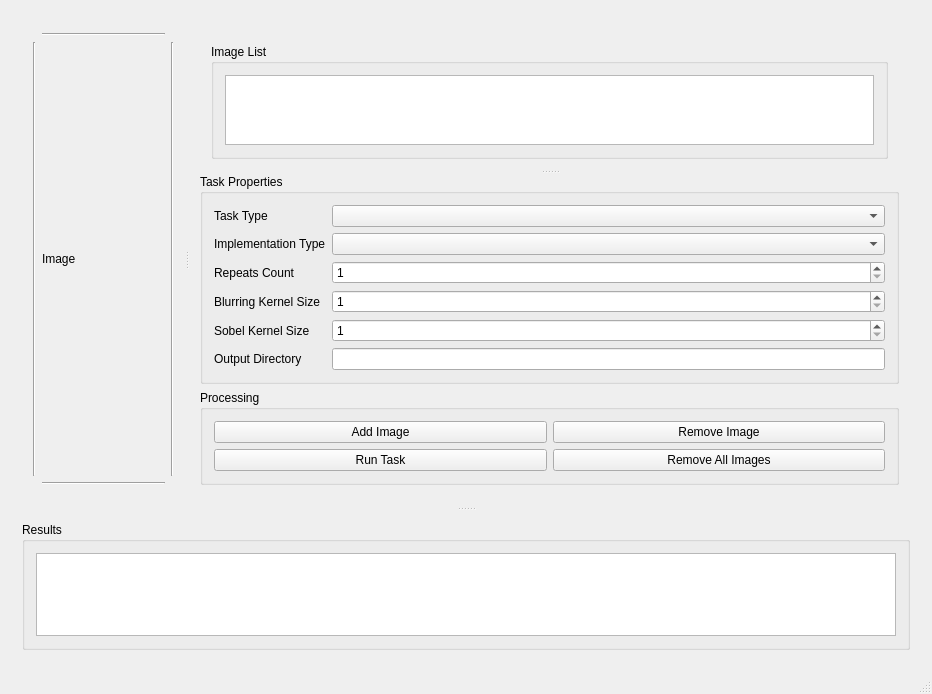
oleksandr-san/opencv_001, file qt_gui/qt_gui.ui: the form before one commit.
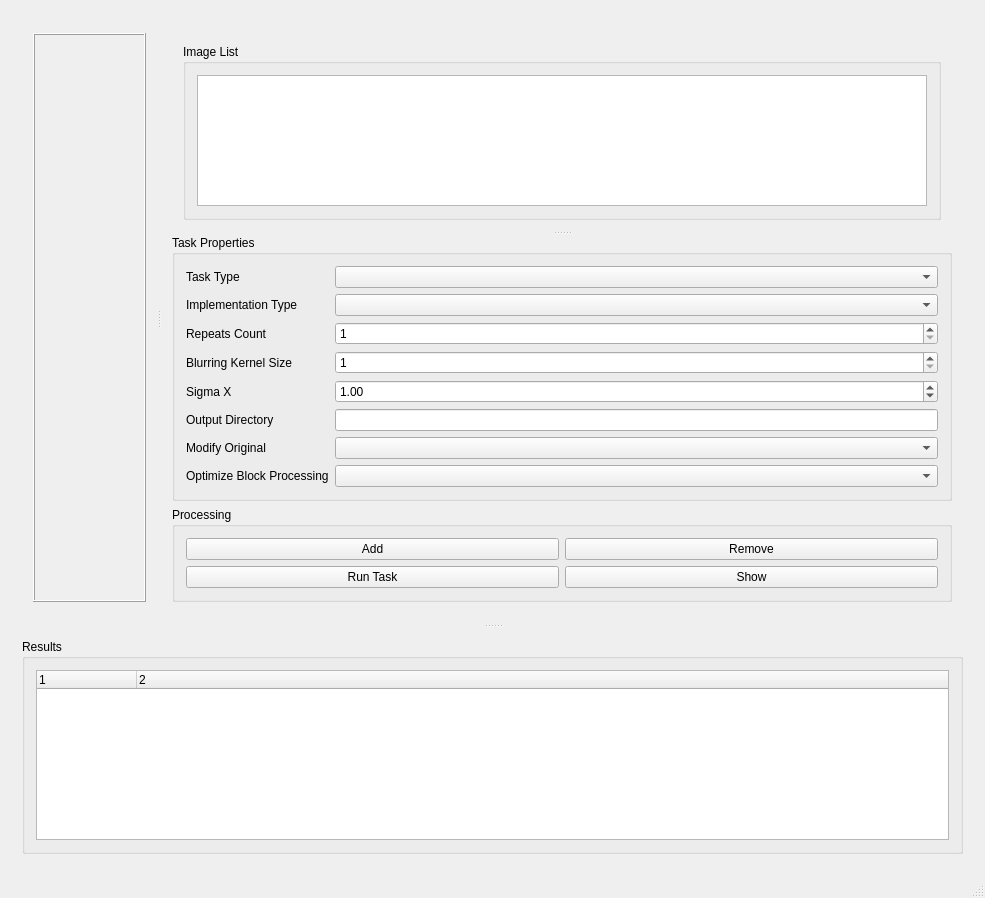
The form after the commit.

Diff of the .ui file:
```diff
--- a/qt_gui/qt_gui.ui
+++ b/qt_gui/qt_gui.ui
@@ -6,8 +6,8 @@
    <rect>
     <x>0</x>
     <y>0</y>
-    <width>932</width>
-    <height>694</height>
+    <width>985</width>
+    <height>898</height>
    </rect>
   </property>
   <property name="windowTitle">
@@ -29,39 +29,26 @@
           </property>
           <widget class="QWidget" name="verticalLayoutWidget">
            <layout class="QGridLayout" name="gridLayout_4">
-            <item row="1" column="2">
-             <widget class="Line" name="line_4">
-              <property name="orientation">
-               <enum>Qt::Vertical</enum>
+            <item row="0" column="2">
+             <widget class="QFrame" name="frame">
+              <property name="frameShape">
+               <enum>QFrame::Box</enum>
               </property>
-             </widget>
-            </item>
-            <item row="2" column="1">
-             <widget class="Line" name="line_3">
-              <property name="orientation">
-               <enum>Qt::Horizontal</enum>
+              <property name="frameShadow">
+               <enum>QFrame::Raised</enum>
               </property>
-             </widget>
-            </item>
-            <item row="0" column="1">
-             <widget class="Line" name="line">
-              <property name="orientation">
-               <enum>Qt::Horizontal</enum>
-              </property>
-             </widget>
-            </item>
-            <item row="1" column="1">
-             <widget class="QLabel" name="label">
-              <property name="text">
-               <string>Image</string>
-              </property>
-             </widget>
-            </item>
-            <item row="1" column="0">
-             <widget class="Line" name="line_5">
-              <property name="orientation">
-               <enum>Qt::Vertical</enum>
-              </property>
+              <layout class="QGridLayout" name="gridLayout_10">
+               <item row="0" column="0">
+                <widget class="QLabel" name="label_8">
+                 <property name="text">
+                  <string/>
+                 </property>
+                 <property name="alignment">
+                  <set>Qt::AlignCenter</set>
+                 </property>
+                </widget>
+               </item>
+              </layout>
              </widget>
             </item>
            </layout>
@@ -89,12 +76,8 @@
                      <string>Image List</string>
                     </property>
                     <layout class="QGridLayout" name="gridLayout_9">
-                     <item row="0" column="0">
-                      <widget class="QListWidget" name="listWidget">
-                       <property name="selectionMode">
-                        <enum>QAbstractItemView::MultiSelection</enum>
-                       </property>
-                      </widget>
+                     <item row="1" column="0">
+                      <widget class="QListWidget" name="listWidget"/>
                      </item>
                     </layout>
                    </widget>
@@ -156,6 +139,22 @@
                     </property>
                    </widget>
                   </item>
+                  <item row="4" column="1">
+                   <widget class="QSpinBox" name="spinBox">
+                    <property name="sizePolicy">
+                     <sizepolicy hsizetype="Minimum" vsizetype="Fixed">
+                      <horstretch>0</horstretch>
+                      <verstretch>0</verstretch>
+                     </sizepolicy>
+                    </property>
+                    <property name="minimum">
+                     <number>1</number>
+                    </property>
+                    <property name="maximum">
+                     <number>999999</number>
+                    </property>
+                   </widget>
+                  </item>
                   <item row="5" column="0">
                    <widget class="QLabel" name="label_3">
                     <property name="text">
@@ -180,23 +179,26 @@
                     <property name="maximum">
                      <number>999</number>
                     </property>
+                    <property name="singleStep">
+                     <number>2</number>
+                    </property>
                    </widget>
                   </item>
                   <item row="6" column="0">
                    <widget class="QLabel" name="label_4">
                     <property name="text">
-                     <string>Sobel Kernel Size</string>
+                     <string>Sigma X</string>
                     </property>
                    </widget>
                   </item>
-                  <item row="7" column="0">
+                  <item row="8" column="0">
                    <widget class="QLabel" name="label_6">
                     <property name="text">
                      <string>Output Directory</string>
                     </property>
                    </widget>
                   </item>
-                  <item row="7" column="1">
+                  <item row="8" column="1">
                    <widget class="QLineEdit" name="lineEdit">
                     <property name="sizePolicy">
                      <sizepolicy hsizetype="Preferred" vsizetype="Fixed">
@@ -210,37 +212,38 @@
                       <height>16777215</height>
                      </size>
                     </property>
+                    <property name="readOnly">
+                     <bool>true</bool>
+                    </property>
                    </widget>
                   </item>
-                  <item row="4" column="1">
-                   <widget class="QSpinBox" name="spinBox">
-                    <property name="sizePolicy">
-                     <sizepolicy hsizetype="Minimum" vsizetype="Fixed">
-                      <horstretch>0</horstretch>
-                      <verstretch>0</verstretch>
-                     </sizepolicy>
+                  <item row="9" column="0">
+                   <widget class="QLabel" name="label">
+                    <property name="text">
+                     <string>Modify Original</string>
                     </property>
-                    <property name="minimum">
-                     <number>1</number>
-                    </property>
-                    <property name="maximum">
-                     <number>999999</number>
-                    </property>
                    </widget>
                   </item>
+                  <item row="9" column="1">
+                   <widget class="QComboBox" name="comboBox_3"/>
+                  </item>
                   <item row="6" column="1">
-                   <widget class="QSpinBox" name="spinBox_3">
-                    <property name="minimum">
-                     <number>1</number>
+                   <widget class="QDoubleSpinBox" name="doubleSpinBox">
+                    <property name="value">
+                     <double>1.000000000000000</double>
                     </property>
-                    <property name="maximum">
-                     <number>7</number>
+                   </widget>
+                  </item>
+                  <item row="10" column="0">
+                   <widget class="QLabel" name="label_9">
+                    <property name="text">
+                     <string>Optimize Block Processing</string>
                     </property>
-                    <property name="singleStep">
-                     <number>2</number>
-                    </property>
                    </widget>
                   </item>
+                  <item row="10" column="1">
+                   <widget class="QComboBox" name="comboBox_4"/>
+                  </item>
                  </layout>
                 </widget>
                </widget>
@@ -253,15 +256,18 @@
                 <layout class="QGridLayout" name="gridLayout_8">
                  <item row="0" column="0">
                   <widget class="QPushButton" name="pushButton_2">
+                   <property name="enabled">
+                    <bool>true</bool>
+                   </property>
                    <property name="text">
-                    <string>Add Image</string>
+                    <string>Add</string>
                    </property>
                   </widget>
                  </item>
                  <item row="0" column="1">
                   <widget class="QPushButton" name="pushButton_3">
                    <property name="text">
-                    <string>Remove Image</string>
+                    <string>Remove</string>
                    </property>
                   </widget>
                  </item>
@@ -275,7 +281,7 @@
                  <item row="1" column="1">
                   <widget class="QPushButton" name="pushButton">
                    <property name="text">
-                    <string>Remove All Images</string>
+                    <string>Show</string>
                    </property>
                   </widget>
                  </item>
@@ -298,14 +304,21 @@
            <string>Results</string>
           </property>
           <layout class="QGridLayout" name="gridLayout_6">
-           <item row="0" column="0">
-            <widget class="QTableView" name="tableView">
-             <property name="frameShape">
-              <enum>QFrame::StyledPanel</enum>
+           <item row="0" column="0" rowspan="2">
+            <widget class="QTreeWidget" name="treeWidget">
+             <property name="columnCount">
+              <number>2</number>
              </property>
-             <property name="frameShadow">
-              <enum>QFrame::Sunken</enum>
-             </property>
+             <column>
+              <property name="text">
+               <string notr="true">1</string>
+              </property>
+             </column>
+             <column>
+              <property name="text">
+               <string notr="true">2</string>
+              </property>
+             </column>
             </widget>
            </item>
           </layout>
```
